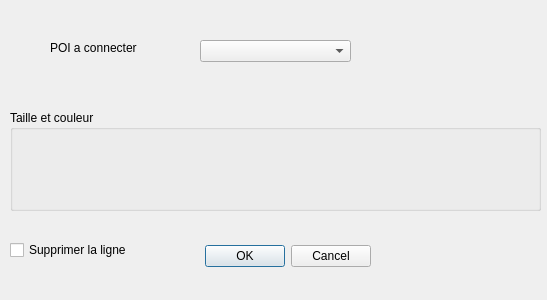
The window that src/Ui/dialogpoiconnect.ui (nohal/qtVlm) describes before a commit, drawn with Qt 5.
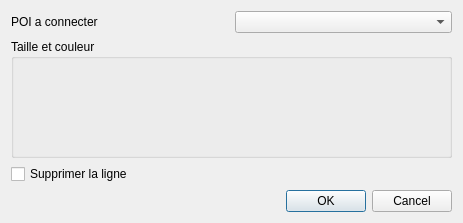
The same window after the commit.

Commit message: Made all dialogs resize cleanly.

Diff of the .ui file:
```diff
--- a/src/Ui/dialogpoiconnect.ui
+++ b/src/Ui/dialogpoiconnect.ui
@@ -6,89 +6,54 @@
    <rect>
     <x>0</x>
     <y>0</y>
-    <width>547</width>
-    <height>300</height>
+    <width>463</width>
+    <height>223</height>
    </rect>
   </property>
   <property name="windowTitle">
    <string>Dialog</string>
   </property>
-  <widget class="QDialogButtonBox" name="buttonBox">
-   <property name="geometry">
-    <rect>
-     <x>30</x>
-     <y>240</y>
-     <width>341</width>
-     <height>32</height>
-    </rect>
-   </property>
-   <property name="orientation">
-    <enum>Qt::Horizontal</enum>
-   </property>
-   <property name="standardButtons">
-    <set>QDialogButtonBox::Cancel|QDialogButtonBox::Ok</set>
-   </property>
-  </widget>
-  <widget class="QGroupBox" name="groupBox">
-   <property name="geometry">
-    <rect>
-     <x>10</x>
-     <y>110</y>
-     <width>531</width>
-     <height>101</height>
-    </rect>
-   </property>
-   <property name="title">
-    <string>Taille et couleur</string>
-   </property>
-   <widget class="QWidget" name="verticalLayoutWidget">
-    <property name="geometry">
-     <rect>
-      <x>10</x>
-      <y>20</y>
-      <width>511</width>
-      <height>71</height>
-     </rect>
-    </property>
-    <layout class="QVBoxLayout" name="verticalLayout"/>
-   </widget>
-  </widget>
-  <widget class="QComboBox" name="comboPoi">
-   <property name="geometry">
-    <rect>
-     <x>200</x>
-     <y>40</y>
-     <width>151</width>
-     <height>22</height>
-    </rect>
-   </property>
-  </widget>
-  <widget class="QLabel" name="label">
-   <property name="geometry">
-    <rect>
-     <x>50</x>
-     <y>40</y>
-     <width>131</width>
-     <height>16</height>
-    </rect>
-   </property>
-   <property name="text">
-    <string>POI a connecter</string>
-   </property>
-  </widget>
-  <widget class="QCheckBox" name="checkBox">
-   <property name="geometry">
-    <rect>
-     <x>10</x>
-     <y>240</y>
-     <width>151</width>
-     <height>20</height>
-    </rect>
-   </property>
-   <property name="text">
-    <string>Supprimer la ligne</string>
-   </property>
-  </widget>
+  <layout class="QVBoxLayout" name="verticalLayout_2">
+   <item>
+    <layout class="QHBoxLayout" name="horizontalLayout">
+     <item>
+      <widget class="QLabel" name="label">
+       <property name="text">
+        <string>POI a connecter</string>
+       </property>
+      </widget>
+     </item>
+     <item>
+      <widget class="QComboBox" name="comboPoi"/>
+     </item>
+    </layout>
+   </item>
+   <item>
+    <widget class="QGroupBox" name="colorBox">
+     <property name="title">
+      <string>Taille et couleur</string>
+     </property>
+     <layout class="QVBoxLayout" name="verticalLayout_3"/>
+    </widget>
+   </item>
+   <item>
+    <widget class="QCheckBox" name="checkBox">
+     <property name="text">
+      <string>Supprimer la ligne</string>
+     </property>
+    </widget>
+   </item>
+   <item>
+    <widget class="QDialogButtonBox" name="buttonBox">
+     <property name="orientation">
+      <enum>Qt::Horizontal</enum>
+     </property>
+     <property name="standardButtons">
+      <set>QDialogButtonBox::Cancel|QDialogButtonBox::Ok</set>
+     </property>
+    </widget>
+   </item>
+  </layout>
  </widget>
  <resources/>
  <connections>
```
The commit also changes 40 other files.
